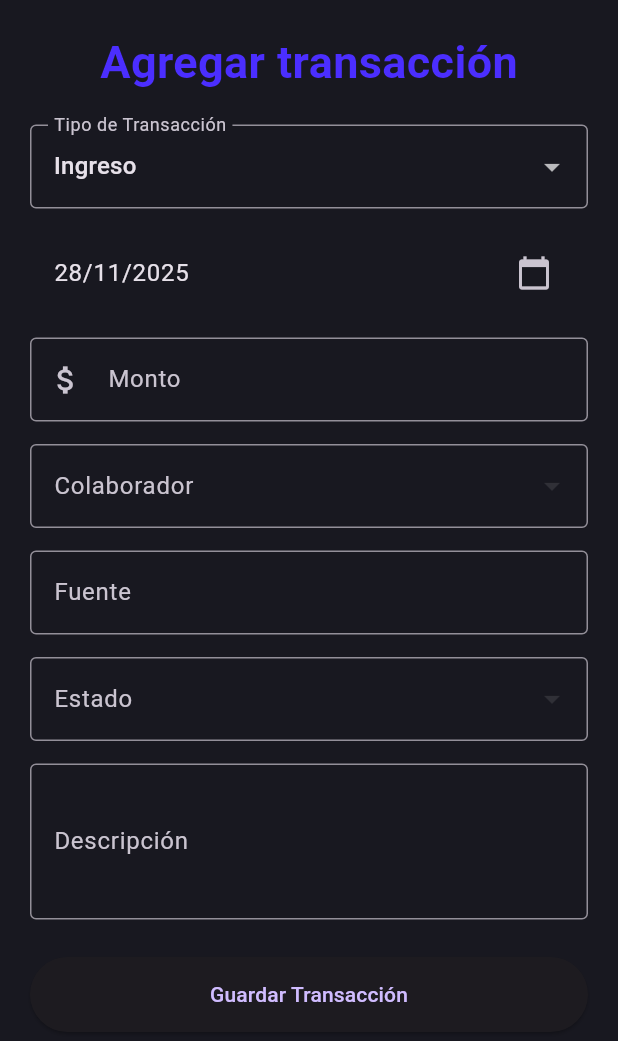
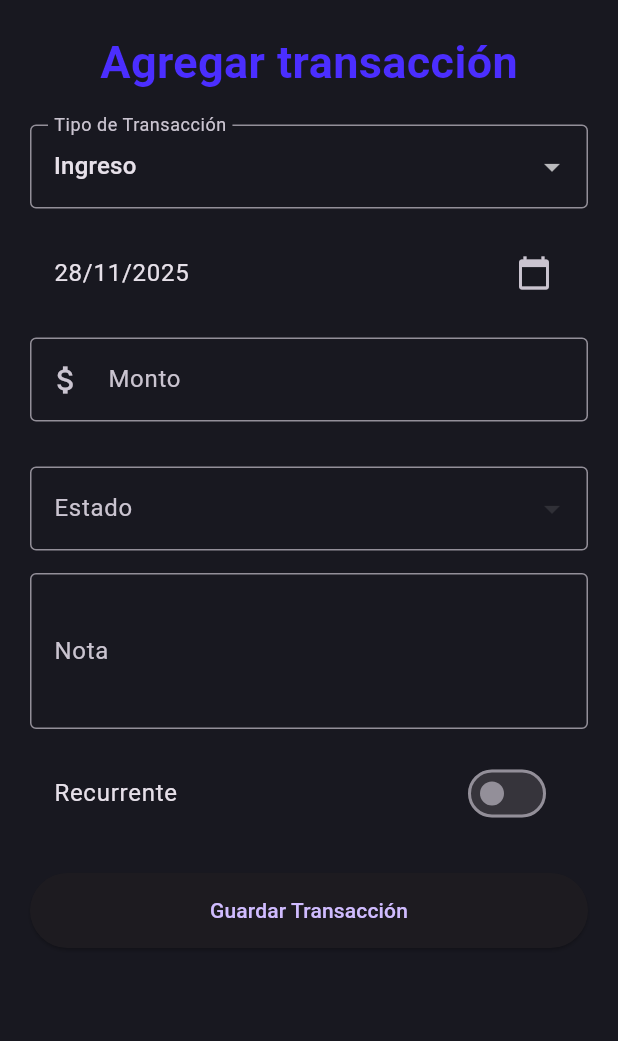
Before and after one commit to nexusats/app_finanzas, a Flutter app: the TransactionFormModal widget shown alone on an empty page, opened directly, on a phone screen of 412 x 824 dp. Shown: the top 1041 px of the screen. Run offline on Flutter 3.47's test engine with Material 3 defaults, Android fonts, the phone set to English and light mode, and no system bars; our stand-ins replace flutter_dotenv, flutter_speed_dial, flutter_svg, shared_preferences, shimmer; accounts and stored records are empty; network calls fail.

Commit message:
feat: Implement transaction model, provider, and UI for home, transaction list, and detail screens.

```diff
--- a/lib/app/controller/transactions_provider.dart
+++ b/lib/app/controller/transactions_provider.dart
@@ -20,33 +20,45 @@ class TransactionsProvider extends ChangeNotifier {
     _loadTransactions();
   }
 
+  // ----------------------
+  //   MÉTODOS DE CÁLCULO
+  // ----------------------
+
   double getTotalSavings() => _transactions
-      .where((t) => t.type == TransactionType.A)
+      .where((t) => t.type == "saving")
       .fold(0.0, (sum, t) => sum + t.amount);
 
   double getTotalIncomes() => _transactions
-      .where((t) => t.type == TransactionType.I)
+      .where((t) => t.type == "income")
       .fold(0.0, (sum, t) => sum + t.amount);
 
   double getTotalExpenses() => _transactions
-      .where((t) => (t.type == TransactionType.E && t.statusId != 8))
+      .where((t) => t.type == "expense" && t.statusId != 8)
       .fold(0.0, (sum, t) => sum + t.amount);
 
   double getTotalDebt() => _transactions
-      .where((t) => (t.type == TransactionType.E && t.statusId == 8))
+      .where((t) => t.type == "expense" && t.statusId == 8)
       .fold(0.0, (sum, t) => sum + t.amount);
 
   double getBalance() => getTotalIncomes() - getTotalExpenses();
 
-  double getTotalByType(TransactionType type) => _transactions
+  double getTotalByType(String type) => _transactions
       .where((t) => t.type == type)
       .fold(0.0, (sum, t) => sum + t.amount);
 
-  List<Transaction> getTransactionsByType(TransactionType type, {List<int> statusIds = const [8, 9]}) {
+  List<Transaction> getTransactionsByType(
+    String type, {
+    List<int> statusIds = const [8, 9],
+  }) {
     return _transactions.where((transaction) {
-      return transaction.type == type && statusIds.contains(transaction.statusId);
+      return transaction.type == type &&
+          statusIds.contains(transaction.statusId);
     }).toList();
   }
+
+  // ----------------------
+  //   FETCH GENERAL
+  // ----------------------
 
   Future<void> fetchTransactions() async {
     await _loadTransactions();
@@ -60,12 +72,12 @@ class TransactionsProvider extends ChangeNotifier {
 
     try {
       final fetchedTransactions = await _transactionService.getTransactions();
+
       _transactions
         ..clear()
-        ..addAll(fetchedTransactions.map((e) {
-          final tx = Transaction.fromJson(e as Map<String, dynamic>);
-          return tx;
-        }));
+        ..addAll(fetchedTransactions.map(
+          (e) => Transaction.fromJson(e as Map<String, dynamic>),
+        ));
 
       await _saveTransactions();
     } catch (_) {
@@ -73,14 +85,21 @@ class TransactionsProvider extends ChangeNotifier {
       if (storedTransactions != null) {
         _transactions
           ..clear()
-          ..addAll(storedTransactions
-              .map((json) => Transaction.fromJson(jsonDecode(json))));
+          ..addAll(
+            storedTransactions.map(
+              (json) => Transaction.fromJson(jsonDecode(json)),
+            ),
+          );
       }
     }
 
     _isLoading = false;
     notifyListeners();
   }
+
+  // ----------------------
+  //   FETCH POR ID
+  // ----------------------
 
   Future<void> fetchTransactionById(int id) async {
     if (_selectedTransaction?.id == id) return;
@@ -91,8 +110,13 @@ class TransactionsProvider extends ChangeNotifier {
     } catch (_) {
       _selectedTransaction = null;
     }
+
     notifyListeners();
   }
+
+  // ----------------------
+  //   GUARDAR LOCALMENTE
+  // ----------------------
 
   Future<void> _saveTransactions() async {
     _prefs ??= await SharedPreferences.getInstance();
@@ -102,11 +126,16 @@ class TransactionsProvider extends ChangeNotifier {
     );
   }
 
+  // ----------------------
+  //   AGREGAR
+  // ----------------------
+
   Future<void> addTransaction(
       BuildContext context, Transaction transaction) async {
     try {
       final success =
           await _transactionService.createTransaction(transaction.toJson());
+
       if (success) {
         _transactions.add(transaction);
         await _saveTransactions();
@@ -129,6 +158,10 @@ class TransactionsProvider extends ChangeNotifier {
     }
   }
 
+  // ----------------------
+  //   ACTUALIZAR
+  // ----------------------
+
   Future<void> updateTransaction(
       BuildContext context, Transaction updatedTransaction) async {
     try {
@@ -138,10 +171,13 @@ class TransactionsProvider extends ChangeNotifier {
       );
 
       if (success) {
-        final index = _transactions.indexWhere((t) => t.id == updatedTransaction.id);
+        final index =
+            _transactions.indexWhere((t) => t.id == updatedTransaction.id);
+
         if (index != -1) {
           _transactions[index] = updatedTransaction;
           _selectedTransaction = updatedTransaction;
+
           await _saveTransactions();
           notifyListeners();
 
@@ -161,6 +197,10 @@ class TransactionsProvider extends ChangeNotifier {
     }
   }
 
+  // ----------------------
+  //   ELIMINAR
+  // ----------------------
+
   Future<void> removeTransaction(
       BuildContext context, Transaction transaction) async {
     _transactions.remove(transaction);
--- a/lib/app/extensions/transaction_type_extension.dart
+++ /dev/null
@@ -1,37 +0,0 @@
-import 'package:flutter/material.dart';
-import 'package:app_finanzas/app/model/transaction.dart';
-
-extension TransactionTypeExtension on TransactionType {
-  String get displayName {
-    switch (this) {
-      case TransactionType.I:
-        return 'Ingreso';
-      case TransactionType.E:
-        return 'Gasto';
-      case TransactionType.A:
-        return 'Ahorro';
-    }
-  }
-
-  IconData get icon {
-    switch (this) {
-      case TransactionType.I:
-        return Icons.trending_up;
-      case TransactionType.E:
-        return Icons.trending_down;
-      case TransactionType.A:
-        return Icons.savings;
-    }
-  }
-
-  Color get color {
-    switch (this) {
-      case TransactionType.I:
-        return Colors.green;
-      case TransactionType.E:
-        return Colors.red;
-      case TransactionType.A:
-        return Colors.blue;
-    }
-  }
-}
--- a/lib/app/model/transaction.dart
+++ b/lib/app/model/transaction.dart
@@ -1,85 +1,70 @@
 class Transaction {
   final int? id;
   final int? createdBy;
-  final TransactionType type;
+  final String type; // income, expense, saving, debt_in, debt_on
   final double amount;
   final double? totalDebt;
   final DateTime date;
-  final String? description;
-  final String? source;
-  final int? categoryId;
-  final int? goalId;
-  final String? goal;
-  final int? statusId;
-  final int? partnerId;
 
-  Transaction(
-      {this.id,
+  final String? note; // reemplaza description
+  final int? categoryId; // para expense
+  final int? goalId; // para saving / debt
+  final int statusId;
+
+  final bool isRecurring;
+  final int? recurringIntervalDays;
+  final List<String> files;
+
+  Transaction({
+    this.id,
     this.createdBy,
     required this.type,
     required this.amount,
     this.totalDebt,
     required this.date,
-      this.description,
-      this.source,
+    this.note,
     this.categoryId,
     this.goalId,
-      this.goal,
-      this.statusId,
-      this.partnerId});
+    required this.statusId,
+    this.isRecurring = false,
+    this.recurringIntervalDays,
+    this.files = const [],
+  });
 
   factory Transaction.fromJson(Map<String, dynamic> json) {
     return Transaction(
       id: json['id'],
-      createdBy: json['createdBy'],
-      type: TransactionTypeExtension.fromString(
-          json['type']), // Mejora la conversión
-      amount: (json['amount'] as num).toDouble(), // Asegura que sea double
-      totalDebt: (json['total_debt'] as num).toDouble(), // Asegura que sea double
+      createdBy: json['created_by'],
+      type: json['type'],
+      amount: (json['amount'] as num).toDouble(),
+      totalDebt: json['total_debt'] != null
+          ? (json['total_debt'] as num).toDouble()
+          : null,
       date:
           json['date'] != null ? DateTime.parse(json['date']) : DateTime.now(),
-      description:
-          json['description'] ?? '', // Evita posibles errores con valores nulos
-      source: json['source'] ?? '',
-      categoryId: json['categoryId'],
-      goalId: json['goalId'],
-      goal: json['goal'] ?? '',
-      statusId: json['status_id'] ?? 0,
-      partnerId: json['partner_id'] ?? 0,
+      note: json['note'],
+      categoryId: json['category_id'],
+      goalId: json['goal_id'],
+      statusId: json['status_id'] ?? 1,
+      isRecurring: json['is_recurring'] == true,
+      recurringIntervalDays: json['recurring_interval_days'],
+      files: json['files'] != null ? List<String>.from(json['files']) : [],
     );
   }
 
   Map<String, dynamic> toJson() {
     return {
-      'created_by': createdBy,
-      'type': type.toShortString(),
-      'amount': amount,
-      'total_debt': totalDebt,
-      'date': date.toIso8601String(),
-      'description': description,
-      'source': source,
-      'partner_id': partnerId,
-      'category': categoryId,
-      'goal_id': goalId,
-      'goal': goal,
-      'status_id': statusId
+      "created_by": createdBy,
+      "type": type,
+      "amount": amount,
+      "total_debt": totalDebt,
+      "date": date.toIso8601String(),
+      "note": note,
+      "category_id": categoryId,
+      "goal_id": goalId,
+      "status_id": statusId,
+      "is_recurring": isRecurring,
+      "recurring_interval_days": recurringIntervalDays,
     };
   }
 }
-
-// Enum de tipos de transacción
-enum TransactionType { I, E, A } // I: Ingreso, E: Egreso, A: Ahorro
-
-// Extensión para manejar conversiones seguras
-extension TransactionTypeExtension on TransactionType {
-  String toShortString() {
-    return toString().split('.').last; // Guarda solo "income" o "expense"
-  }
-
-  static TransactionType fromString(String? value) {
-    return TransactionType.values.firstWhere(
-      (e) => e.toShortString() == value,
-      orElse: () => TransactionType.I, // Valor por defecto en caso de error
-    );
-  }
-}
--- a/lib/screen/transaction/transaction_screen.dart
+++ b/lib/screen/transaction/transaction_screen.dart
@@ -9,7 +9,6 @@ import 'package:app_finanzas/app/model/transaction.dart';
 import 'package:flutter_speed_dial/flutter_speed_dial.dart';
 import 'package:app_finanzas/app/services/get_selects_service.dart';
 import 'package:app_finanzas/app/controller/transactions_provider.dart';
-import 'package:app_finanzas/app/extensions/transaction_type_extension.dart';
 import 'package:app_finanzas/screen/transaction/transaction_detail_screen.dart';
 
 class TransactionScreen extends StatefulWidget {
@@ -31,7 +30,8 @@ class TransactionScreenState extends State<TransactionScreen> {
   }
 
   Future<Map<String, dynamic>> _loadData() async {
-    return await GetSelectsService.fetchData(['partners', 'statuses']);
+    // mantenemos por compatibilidad si lo necesitas en el futuro
+    return await GetSelectsService.fetchData(['statuses']);
   }
 
   @override
@@ -48,10 +48,9 @@ class TransactionScreenState extends State<TransactionScreen> {
         }
 
         final data = snapshot.data ?? {};
-        final partners = data['partners'] ?? [];
         final statuses = data['statuses'] ?? [];
 
-        return _buildContent(context, partners, statuses);
+        return _buildContent(context, statuses);
       },
     );
   }
@@ -79,8 +78,7 @@ class TransactionScreenState extends State<TransactionScreen> {
     return const Center(child: Text('Error al cargar los datos'));
   }
 
-  Widget _buildContent(
-      BuildContext context, List<dynamic> partners, List<dynamic> statuses) {
+  Widget _buildContent(BuildContext context, List<dynamic> statuses) {
     return Scaffold(
       appBar: _buildAppBar(),
       backgroundColor: ConfigGlobal.backgroundColor,
@@ -165,8 +163,11 @@ class TransactionScreenState extends State<TransactionScreen> {
       elevation: 3,
       margin: const EdgeInsets.symmetric(vertical: 10),
       child: ListTile(
-        leading: Icon(transaction.type.icon, color: transaction.type.color),
-        title: Text(transaction.description ?? ''),
+        leading: Icon(
+          _iconForType(transaction.type),
+          color: _colorForType(transaction.type),
+        ),
+        title: Text(transaction.note ?? ''),
         subtitle: Column(
           crossAxisAlignment: CrossAxisAlignment.start,
           children: [
@@ -180,6 +181,40 @@ class TransactionScreenState extends State<TransactionScreen> {
         ),
       ),
     );
+  }
+
+  IconData _iconForType(String t) {
+    switch (t) {
+      case 'income':
+        return Icons.arrow_downward;
+      case 'expense':
+        return Icons.arrow_upward;
+      case 'saving':
+        return Icons.savings;
+      case 'debt_in':
+        return Icons.call_received;
+      case 'debt_on':
+        return Icons.call_made;
+      default:
+        return Icons.help_outline;
+    }
+  }
+
+  Color _colorForType(String t) {
+    switch (t) {
+      case 'income':
+        return Colors.green;
+      case 'expense':
+        return Colors.red;
+      case 'saving':
+        return Colors.blue;
+      case 'debt_in':
+        return Colors.orange;
+      case 'debt_on':
+        return Colors.purple;
+      default:
+        return Colors.grey;
+    }
   }
 
   Widget _buildFloatingActionButtons() {
@@ -229,6 +264,7 @@ class TransactionScreenState extends State<TransactionScreen> {
     showModalBottomSheet(
       context: context,
       isScrollControlled: true,
+      backgroundColor: Colors.transparent,
       builder: (context) {
         return DraggableScrollableSheet(
           expand: false,
@@ -247,6 +283,10 @@ class TransactionScreenState extends State<TransactionScreen> {
   }
 }
 
+/* -------------------------------------------------------------------------- */
+/*                  Transaction Form Modal (actualizado)                      */
+/* -------------------------------------------------------------------------- */
+
 class TransactionFormModal extends StatefulWidget {
   const TransactionFormModal({super.key});
 
@@ -257,27 +297,34 @@ class TransactionFormModal extends StatefulWidget {
 class TransactionFormModalState extends State<TransactionFormModal> {
   final _formKey = GlobalKey<FormState>();
   final _amountController = TextEditingController();
-  final _descriptionController = TextEditingController();
-  final _collaboratorController = TextEditingController();
-  final _sourceController = TextEditingController();
+  final _noteController = TextEditingController();
+  final _recurringDaysController = TextEditingController();
 
   DateTime _selectedDate = DateTime.now();
-  TransactionType _selectedType = TransactionType.I;
+  String _selectedType = 'income'; // income, expense, saving, debt_in, debt_on
   String? _selectedStatus;
-  String? _selectedPartner;
   String? _selectedCategory;
   String? _selectedGoal;
 
+  bool _isRecurring = false;
+
   late Future<List<dynamic>> _statusesFuture;
-  late Future<List<dynamic>> _partnersFuture;
   late Future<List<dynamic>> _categoriesFuture;
   late Future<List<dynamic>> _goalsFuture;
+
+  // Map para mostrar nombres legibles de tipos
+  final Map<String, String> _typeLabels = {
+    'income': 'Ingreso',
+    'expense': 'Gasto',
+    'saving': 'Ahorro',
+    'debt_in': 'Deuda (Préstamos realizados)',
+    'debt_on': 'Deuda (Préstamos recibidos)',
+  };
 
   @override
   void initState() {
     super.initState();
     _statusesFuture = _loadStatuses();
-    _partnersFuture = _loadPartners();
     _categoriesFuture = _loadCategories();
     _goalsFuture = _loadGoals();
   }
@@ -285,11 +332,6 @@ class TransactionFormModalState extends State<TransactionFormModal> {
   Future<List<dynamic>> _loadStatuses() async {
     final data = await GetSelectsService.fetchData(['statuses']);
     return data['statuses'] ?? [];
-  }
-
-  Future<List<dynamic>> _loadPartners() async {
-    final data = await GetSelectsService.fetchData(['partners']);
-    return data['partners'] ?? [];
   }
 
   Future<List<dynamic>> _loadCategories() async {
@@ -305,18 +347,16 @@ class TransactionFormModalState extends State<TransactionFormModal> {
   @override
   void dispose() {
     _amountController.dispose();
-    _descriptionController.dispose();
-    _collaboratorController.dispose();
-    _sourceController.dispose();
+    _noteController.dispose();
+    _recurringDaysController.dispose();
     super.dispose();
   }
 
   @override
   Widget build(BuildContext context) {
     return Padding(
-      padding: EdgeInsets.only(
-        bottom: MediaQuery.of(context).viewInsets.bottom,
-      ),
+      padding:
+          EdgeInsets.only(bottom: MediaQuery.of(context).viewInsets.bottom),
       child: SingleChildScrollView(
         child: Form(
           key: _formKey,
@@ -337,7 +377,9 @@ class TransactionFormModalState extends State<TransactionFormModal> {
                 const SizedBox(height: 15),
                 _buildStatusDropdown(),
                 const SizedBox(height: 15),
-                _buildDescriptionField(),
+                _buildNoteField(),
+                const SizedBox(height: 15),
+                _buildRecurringField(),
                 const SizedBox(height: 25),
                 _buildSubmitButton(),
               ],
@@ -360,7 +402,7 @@ class TransactionFormModalState extends State<TransactionFormModal> {
   }
 
   Widget _buildTypeDropdown() {
-    return DropdownButtonFormField<TransactionType>(
+    return DropdownButtonFormField<String>(
       value: _selectedType,
       decoration: const InputDecoration(
         labelText: "Tipo de Transacción",
@@ -368,14 +410,9 @@ class TransactionFormModalState extends State<TransactionFormModal> {
       ),
       validator: (value) => value == null ? 'Seleccione un tipo' : null,
       onChanged: (value) => setState(() => _selectedType = value!),
-      items: TransactionType.values.map(_buildDropdownItem).toList(),
-    );
-  }
-
-  DropdownMenuItem<TransactionType> _buildDropdownItem(TransactionType type) {
-    return DropdownMenuItem(
-      value: type,
-      child: Text(type.displayName),
+      items: _typeLabels.entries
+          .map((e) => DropdownMenuItem(value: e.key, child: Text(e.value)))
+          .toList(),
     );
   }
 
@@ -424,58 +461,60 @@ class TransactionFormModalState extends State<TransactionFormModal> {
   }
 
   Widget _buildConditionalFields() {
-    switch (_selectedType) {
-      case TransactionType.I:
+    // expense -> categories
+    // saving, debt_in, debt_on -> goals
+    if (_selectedType == 'expense') {
+      return _buildCategoriesDropdown();
+    }
+    if (_selectedType == 'saving' ||
+        _selectedType == 'debt_in' ||
+        _selectedType == 'debt_on') {
+      return _buildGoalsDropdown();
+    }
+    // income -> nothing special
+    return const SizedBox.shrink();
+  }
+
+  Widget _buildNoteField() {
+    return TextFormField(
+      controller: _noteController,
+      maxLines: 3,
+      decoration: const InputDecoration(
+        labelText: 'Nota',
+        border: OutlineInputBorder(),
+      ),
+      validator: (value) =>
+          (value == null || value.isEmpty) ? 'Ingrese una nota' : null,
+    );
+  }
+
+  Widget _buildRecurringField() {
     return Column(
       children: [
-            _buildPartnersDropdown(),
-            const SizedBox(height: 15),
-            _buildSourceField('Fuente'),
-          ],
-        );
-      case TransactionType.E:
-        return _buildCategoriesDropdown();
-      case TransactionType.A:
-        return Column(
-          children: [
-            _buildCollaboratorField('Nombre del objetivo'),
-            const SizedBox(height: 15),
-            _buildGoalsDropdown(),
+        SwitchListTile(
+          title: const Text('Recurrente'),
+          value: _isRecurring,
+          onChanged: (v) => setState(() => _isRecurring = v),
+        ),
+        if (_isRecurring)
+          TextFormField(
+            controller: _recurringDaysController,
+            keyboardType: TextInputType.number,
+            decoration: const InputDecoration(
+              labelText: 'Intervalo (días)',
+              border: OutlineInputBorder(),
+            ),
+            validator: (v) {
+              if (!_isRecurring) return null;
+              if (v == null || v.isEmpty) return 'Ingrese intervalo';
+              final n = int.tryParse(v);
+              if (n == null || n <= 0) return 'Intervalo inválido';
+              return null;
+            },
+          ),
       ],
     );
   }
-  }
-
-  Widget _buildCollaboratorField(String label) {
-    return TextFormField(
-      controller: _collaboratorController,
-      decoration: InputDecoration(
-        labelText: label,
-        border: const OutlineInputBorder(),
-      ),
-      validator: (value) => _validateConditionalField(value, label),
-    );
-  }
-
-  Widget _buildSourceField(String label) {
-    return TextFormField(
-      controller: _sourceController,
-      decoration: InputDecoration(
-        labelText: label,
-        border: const OutlineInputBorder(),
-      ),
-      validator: (value) => _validateConditionalField(value, label),
-    );
-  }
-
-  String? _validateConditionalField(String? value, String fieldName) {
-    if (_isFieldRequired && (value == null || value.isEmpty)) {
-      return 'Ingrese $fieldName';
-    }
-    return null;
-  }
-
-  bool get _isFieldRequired => _selectedType != TransactionType.E;
 
   Widget _buildStatusDropdown() {
     return _buildDropdown(
@@ -483,15 +522,6 @@ class TransactionFormModalState extends State<TransactionFormModal> {
       label: "Estado",
       value: _selectedStatus,
       onChanged: (value) => setState(() => _selectedStatus = value),
-    );
-  }
-
-  Widget _buildPartnersDropdown() {
-    return _buildDropdown(
-      future: _partnersFuture,
-      label: "Colaborador",
-      value: _selectedPartner,
-      onChanged: (value) => setState(() => _selectedPartner = value),
     );
   }
 
@@ -542,24 +572,11 @@ class TransactionFormModalState extends State<TransactionFormModal> {
           items: items.map<DropdownMenuItem<String>>((dynamic item) {
             return DropdownMenuItem<String>(
               value: "${item['id']}",
-              child: Text(item['label']),
+              child: Text(item['label'] ?? item['name'] ?? 'Sin nombre'),
             );
           }).toList(),
         );
       },
-    );
-  }
-
-  Widget _buildDescriptionField() {
-    return TextFormField(
-      controller: _descriptionController,
-      maxLines: 3,
-      decoration: const InputDecoration(
-        labelText: 'Descripción',
-        border: OutlineInputBorder(),
-      ),
-      validator: (value) =>
-          value?.isEmpty ?? true ? 'Ingrese una descripción' : null,
     );
   }
 
@@ -576,17 +593,36 @@ class TransactionFormModalState extends State<TransactionFormModal> {
   void _submitForm() {
     if (!_formKey.currentState!.validate()) return;
 
+    final amountParsed = double.tryParse(_amountController.text);
+    if (amountParsed == null) {
+      ScaffoldMessenger.of(context)
+          .showSnackBar(const SnackBar(content: Text('Monto inválido')));
+      return;
+    }
+
+    if (_selectedStatus == null) {
+      ScaffoldMessenger.of(context)
+          .showSnackBar(const SnackBar(content: Text('Seleccione un estado')));
+      return;
+    }
+
     final transaction = Transaction(
       id: DateTime.now().millisecondsSinceEpoch,
-      description: _descriptionController.text,
-      amount: double.parse(_amountController.text),
       type: _selectedType,
+      amount: amountParsed,
+      statusId: int.tryParse(_selectedStatus!) ?? 0,
       date: _selectedDate,
-      partnerId: int.tryParse(_selectedPartner ?? ''),
-      statusId: int.tryParse(_selectedStatus ?? ''),
-      source: _sourceController.text,
+      note: _noteController.text.trim(),
+      categoryId:
+          _selectedCategory != null ? int.tryParse(_selectedCategory!) : null,
+      goalId: _selectedGoal != null ? int.tryParse(_selectedGoal!) : null,
+      isRecurring: _isRecurring,
+      recurringIntervalDays:
+          _isRecurring ? int.tryParse(_recurringDaysController.text) : null,
+      files: [],
     );
 
+    // El provider debe encargarse de enviar al backend (multipart si hay archivos).
     context.read<TransactionsProvider>().addTransaction(context, transaction);
     Navigator.pop(context);
   }
```
Also changed, not shown: lib/screen/home_screen.dart (+10 -10 lines), lib/screen/transaction/transaction_detail_screen.dart (+25 -24 lines). Lines whose indentation alone changed are shown as unchanged.
